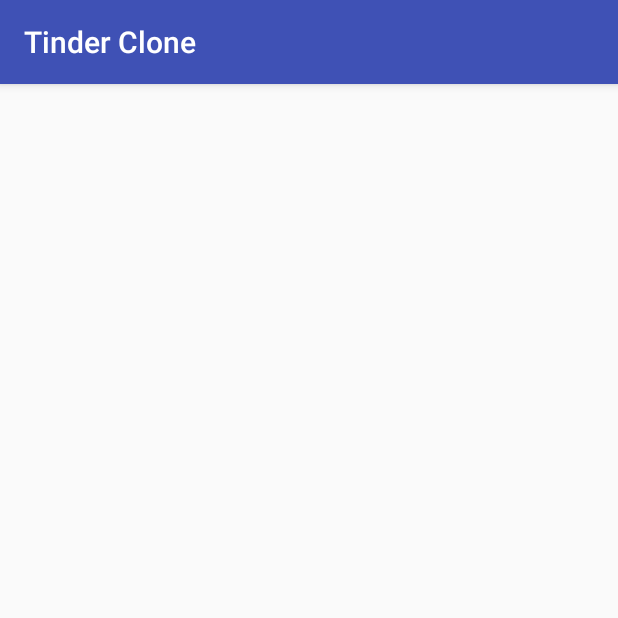
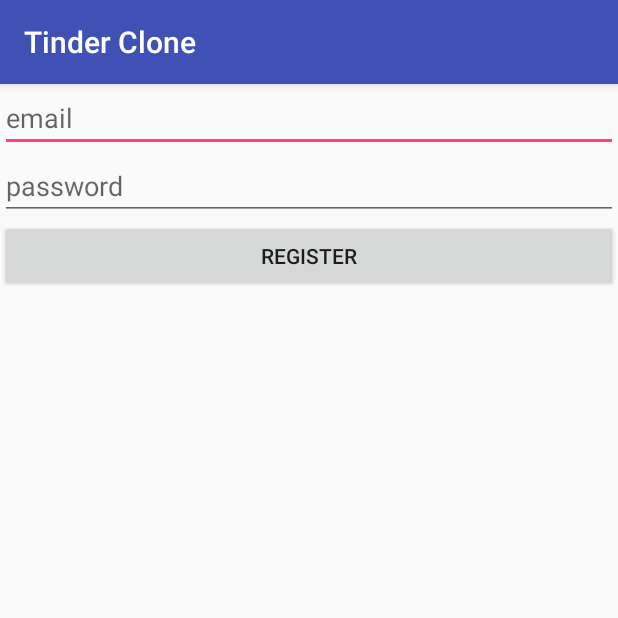
Before and after one commit to GabrielShaukan/Cari-Pacar, an Android app: the RegistrationActivity screen opened directly, with no data from a screen before it, on a phone screen of 412 x 824 dp, the top half of it. Run offline under Robolectric (Android 15) with nearby library versions, the phone set to English and light mode, and no system bars; our stand-ins replace Firebase (no records; nobody signed in at launch, a user with empty details on screens opened directly); 2 statements that could not run were skipped.

Commit message:
Finished RegistrationActivity

```diff
--- a/app/src/main/java/com/shaukan/gabriel/tinderclone/RegistrationActivity.java
+++ b/app/src/main/java/com/shaukan/gabriel/tinderclone/RegistrationActivity.java
@@ -1,13 +1,78 @@
 package com.shaukan.gabriel.tinderclone;
 
+import android.content.Intent;
+import android.support.annotation.NonNull;
 import android.support.v7.app.AppCompatActivity;
 import android.os.Bundle;
+import android.view.View;
+import android.widget.Button;
+import android.widget.EditText;
+import android.widget.Toast;
+
+import com.google.android.gms.tasks.OnCompleteListener;
+import com.google.android.gms.tasks.Task;
+import com.google.firebase.auth.AuthResult;
+import com.google.firebase.auth.FirebaseAuth;
+import com.google.firebase.auth.FirebaseUser;
 
 public class RegistrationActivity extends AppCompatActivity {
+
+    private Button mRegister;
+    private EditText mEmail, mPassword;
+
+    private FirebaseAuth mAuth;
+    private FirebaseAuth.AuthStateListener firebaseAuthStateListener;
 
     @Override
     protected void onCreate(Bundle savedInstanceState) {
         super.onCreate(savedInstanceState);
         setContentView(R.layout.activity_registration);
+
+        mAuth = FirebaseAuth.getInstance();
+        firebaseAuthStateListener = new FirebaseAuth.AuthStateListener() {
+            @Override
+            public void onAuthStateChanged(@NonNull FirebaseAuth firebaseAuth) {
+                final FirebaseUser user = FirebaseAuth.getInstance().getCurrentUser();
+                if (user != null) {
+                    Intent intent = new Intent(RegistrationActivity.this, MainActivity.class);
+                    startActivity(intent);
+                    finish();
+                    return;
+                }
+            }
+        }
+
+        mRegister = (Button) findViewById(R.id.register);
+
+        mEmail = (EditText) findViewById(R.id.email);
+        mPassword = (EditText) findViewById(R.id.password);
+
+        mRegister.setOnClickListener(new View.OnClickListener() {
+            @Override
+            public void onClick(View v) {
+                final String email = mEmail.getText().toString();
+                final String password = mPassword.getText().toString();
+                mAuth.createUserWithEmailAndPassword(email, password).addOnCompleteListener(RegistrationActivity.this, new OnCompleteListener<AuthResult>() {
+                    @Override
+                    public void onComplete(@NonNull Task<AuthResult> task) {
+                        if (!task.isSuccessful()) {
+                            Toast.makeText(RegistrationActivity.this, "sign up error", Toast.LENGTH_SHORT).show();
+                        }
+                    }
+                });
+            }
+        });
+    }
+
+    @Override
+    protected void onStart() {
+        super.onStart();
+        mAuth.addAuthStateListener(firebaseAuthStateListener);
+    }
+
+    @Override
+    protected void onStop() {
+        super.onStop();
+        mAuth.removeAuthStateListener(firebaseAuthStateListener);
     }
 }
--- a/app/src/main/res/layout/activity_registration.xml
+++ b/app/src/main/res/layout/activity_registration.xml
@@ -1,9 +1,28 @@
 <?xml version="1.0" encoding="utf-8"?>
-<android.support.constraint.ConstraintLayout xmlns:android="http://schemas.android.com/apk/res/android"
+<LinearLayout xmlns:android="http://schemas.android.com/apk/res/android"
     xmlns:app="http://schemas.android.com/apk/res-auto"
     xmlns:tools="http://schemas.android.com/tools"
     android:layout_width="match_parent"
     android:layout_height="match_parent"
-    tools:context=".RegistrationActivity">
+    tools:context=".RegistrationActivity"
+    android:orientation="vertical">
 
-</android.support.constraint.ConstraintLayout>
+    <EditText
+        android:layout_width="match_parent"
+        android:layout_height="wrap_content"
+        android:hint="email"
+        android:id="@+id/email"/>
+
+    <EditText
+        android:layout_width="match_parent"
+        android:layout_height="wrap_content"
+        android:hint="password"
+        android:id="@+id/password"/>
+
+    <Button
+        android:layout_width="match_parent"
+        android:layout_height="wrap_content"
+        android:text="Register"
+        android:id="@+id/register"/>
+
+</LinearLayout>
```
Also changed, not shown: app/src/main/res/layout/activity_choose_login_registration.xml (+6 -6 lines).
